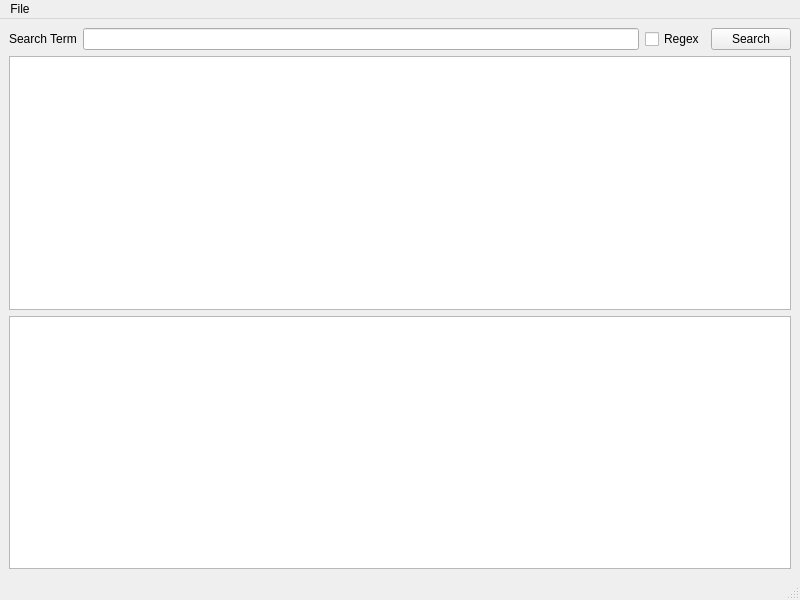
Qt form referred-coursework-c1r-twennekers-main/tasks/TaskB/mainwindow.ui (FeintWitch/COMP1000-Referred-) before a commit.
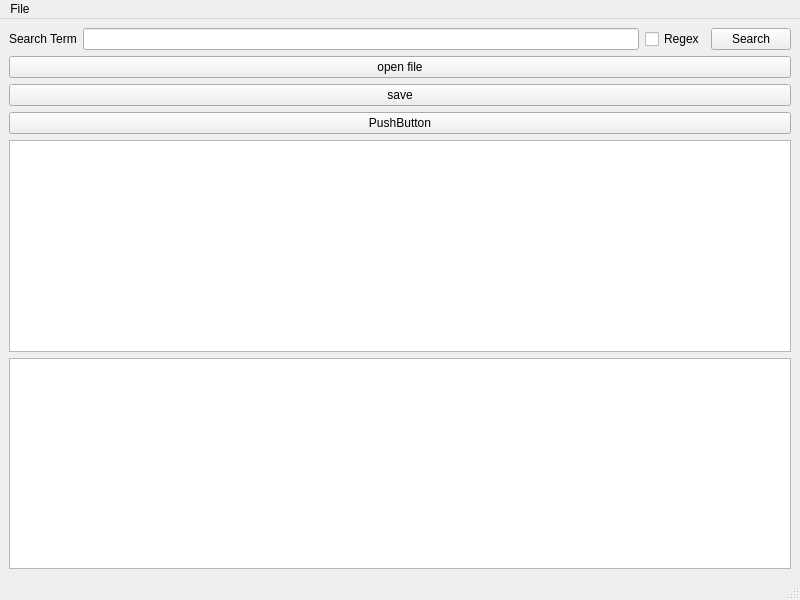
The same form after that commit.

Patch:
```diff
--- a/referred-coursework-c1r-twennekers-main/tasks/TaskB/mainwindow.ui
+++ b/referred-coursework-c1r-twennekers-main/tasks/TaskB/mainwindow.ui
@@ -43,6 +43,27 @@
       </item>
      </layout>
     </item>
+    <item>
+     <widget class="QPushButton" name="openFileButton">
+      <property name="text">
+       <string>open file</string>
+      </property>
+     </widget>
+    </item>
+    <item>
+     <widget class="QPushButton" name="saveResultsButton">
+      <property name="text">
+       <string>save</string>
+      </property>
+     </widget>
+    </item>
+    <item>
+     <widget class="QPushButton" name="pushButton_3">
+      <property name="text">
+       <string>PushButton</string>
+      </property>
+     </widget>
+    </item>
     <item>
      <widget class="QTextBrowser" name="resultsTextEdit"/>
     </item>
```
Left out of the diff: 2 changed lines with no effect on the pictures.
